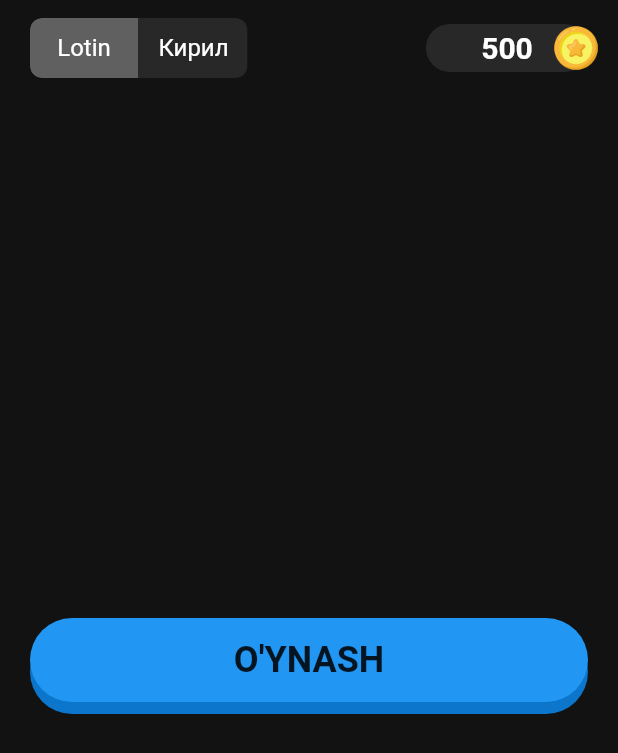
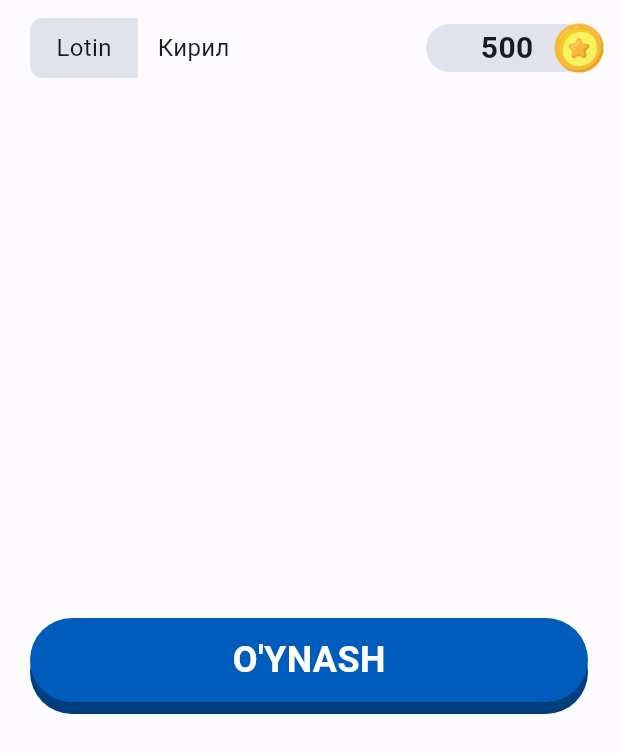
Before and after one commit to suhrobcoder/wordle_clone, a Flutter app: the screen it shows after launch, on a phone screen of 412 x 824 dp. Shown: the top 753 px of the screen. Run offline on Flutter 3.47's test engine with Material 2 defaults, Android fonts, the phone set to English and light mode, and no system bars; drawn by our look-alikes of oktoast; our stand-ins replace bloc, easy_localization, equatable, flutter_bloc, flutter_svg, get_it and 3 more.

Commit message:
multi theming finished

```diff
--- a/lib/components/coin_widget.dart
+++ b/lib/components/coin_widget.dart
@@ -14,9 +14,9 @@ class CoinWidget extends StatelessWidget {
     return Container(
       width: 108,
       height: 32,
-      decoration: const ShapeDecoration(
-        shape: StadiumBorder(),
-        color: AppColors.absent,
+      decoration: ShapeDecoration(
+        shape: const StadiumBorder(),
+        color: Theme.of(context).colorScheme.surfaceVariant,
       ),
       child: Stack(
         alignment: Alignment.center,
@@ -37,16 +37,15 @@ class CoinWidget extends StatelessWidget {
               key: ValueKey(coins),
               coins,
               style: const TextStyle(
-                color: Colors.white,
                 fontSize: 20,
                 fontWeight: FontWeight.bold,
               ),
             ),
           ),
           Positioned(
-            right: -8,
-            top: 0,
-            bottom: 0,
+            right: -12,
+            top: -2,
+            bottom: -2,
             child: Image.asset("assets/icons/coin.png"),
           ),
         ],
--- a/lib/di/app_module.dart
+++ b/lib/di/app_module.dart
@@ -3,6 +3,7 @@ import 'package:shared_preferences/shared_preferences.dart';
 
 @module
 abstract class AppModule {
+  @singleton
   @preResolve
   Future<SharedPreferences> get prefs => SharedPreferences.getInstance();
 }
--- a/lib/main.dart
+++ b/lib/main.dart
@@ -4,6 +4,7 @@ import 'package:oktoast/oktoast.dart';
 import 'package:wordle_clone/di/init_get_it.dart';
 import 'package:wordle_clone/localizations.dart';
 import 'package:wordle_clone/pages/home/home_page.dart';
+import 'package:wordle_clone/theme/app_theme.dart';
 
 void main() async {
   WidgetsFlutterBinding.ensureInitialized();
@@ -29,9 +30,8 @@ class MyApp extends StatelessWidget {
       locale: context.locale,
       supportedLocales: context.supportedLocales,
       localizationsDelegates: context.localizationDelegates,
-      theme: ThemeData(
-        primarySwatch: Colors.blue,
-      ),
+      theme: lightTheme,
+      darkTheme: darkTheme,
       home: const HomePage(),
     );
   }
--- a/lib/pages/home/home_page.dart
+++ b/lib/pages/home/home_page.dart
@@ -16,10 +16,10 @@ class HomePage extends StatelessWidget {
   @override
   Widget build(BuildContext context) {
     final size = MediaQuery.of(context).size;
+    final theme = Theme.of(context);
     return BlocProvider(
       create: (_) => getIt<HomeBloc>(),
       child: Scaffold(
-        backgroundColor: AppColors.bg,
         body: SafeArea(
           child: BlocBuilder<HomeBloc, HomeState>(
             builder: (context, state) {
@@ -35,14 +35,11 @@ class HomePage extends StatelessWidget {
                             labels: const ["Lotin", "Кирил"],
                             initialLabelIndex:
                                 localizations.indexOf(context.locale),
-                            activeBgColor: const [AppColors.keyDefault],
-                            inactiveBgColor: AppColors.absent,
-                            inactiveFgColor: Colors.white,
+                            activeBgColor: [theme.colorScheme.surfaceVariant],
+                            inactiveBgColor: theme.colorScheme.surface,
+                            inactiveFgColor: theme.colorScheme.onSurface,
                             customTextStyles: const [
-                              TextStyle(
-                                color: Colors.white,
-                                fontSize: 16,
-                              ),
+                              TextStyle(fontSize: 16),
                             ],
                             minWidth: 72,
                             onToggle: (index) =>
@@ -56,11 +53,13 @@ class HomePage extends StatelessWidget {
                     const Spacer(),
                     AnimatedButton(
                       width: size.width - 40,
+                      color: theme.colorScheme.primary,
                       child: Text(
                         "play".tr().toUpperCase(),
-                        style: const TextStyle(
+                        style: TextStyle(
                           fontSize: 24,
                           fontWeight: FontWeight.bold,
+                          color: theme.colorScheme.onPrimary,
                         ),
                       ),
                       onPressed: () => Navigator.push(
```
Also changed, not shown: lib/components/power_up_btn.dart (+11 -7 lines), lib/pages/game/game_page.dart (+7 -4 lines), lib/theme/app_theme.dart (added, +68 -0 lines), lib/di/init_get_it.config.dart.
